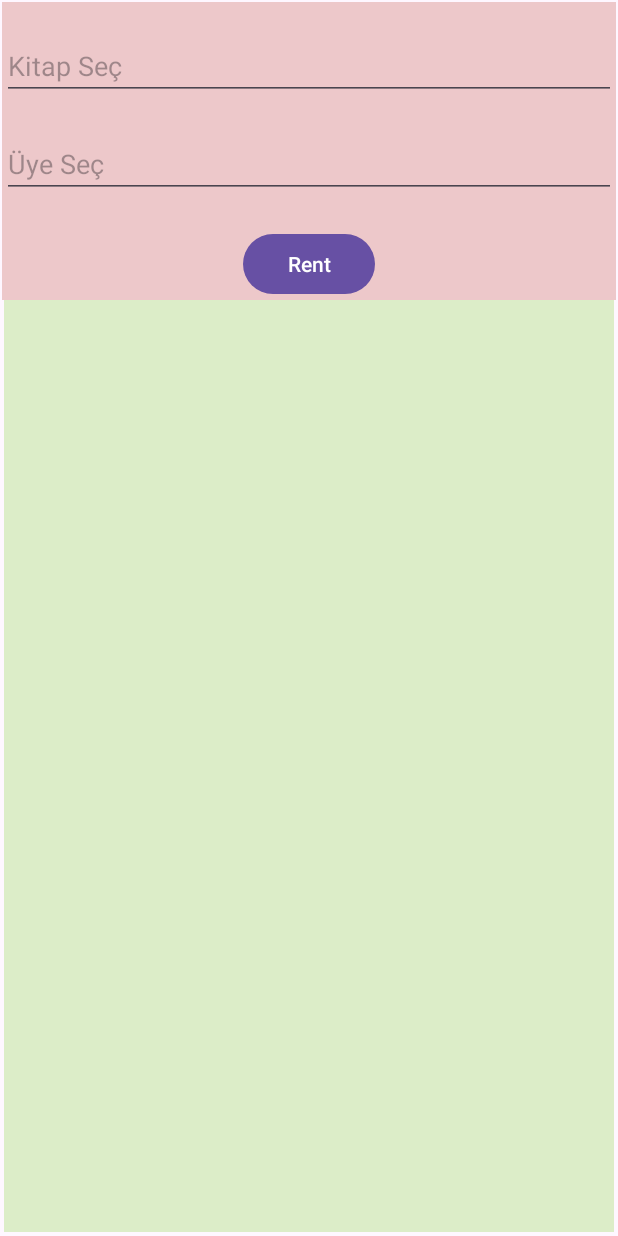
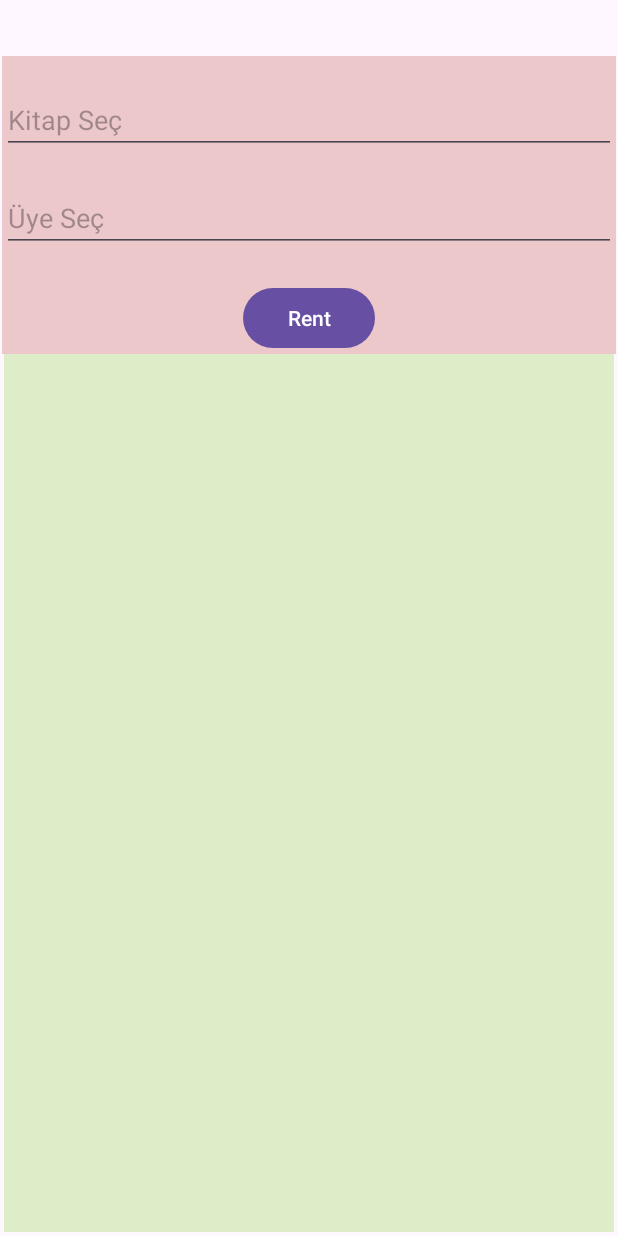
Before and after one commit to Talhakasikci/My-Little-Library, an Android app built with Jetpack Compose: the RentFragment screen opened through its navigation route, on a phone screen of 412 x 824 dp. Run offline under Robolectric (Android 15) with nearby library versions, the phone set to English and light mode, and no system bars; our stand-ins replace Room's generated code.

Commit message:
Fragment animations added

```diff
--- /dev/null
+++ b/MyLittleLibrary/app/src/main/res/anim/from_left.xml
@@ -0,0 +1,4 @@
+<?xml version="1.0" encoding="utf-8"?>
+<set xmlns:android="http://schemas.android.com/apk/res/android">
+    <translate android:fromXDelta="0%" android:toXDelta="-100%" android:duration="300"/>
+</set>
--- /dev/null
+++ b/MyLittleLibrary/app/src/main/res/anim/from_right.xml
@@ -0,0 +1,4 @@
+<?xml version="1.0" encoding="utf-8"?>
+<set xmlns:android="http://schemas.android.com/apk/res/android">
+    <translate android:fromXDelta="0%" android:toXDelta="100%" android:duration="300"/>
+</set>
--- /dev/null
+++ b/MyLittleLibrary/app/src/main/res/anim/to_left.xml
@@ -0,0 +1,4 @@
+<?xml version="1.0" encoding="utf-8"?>
+<set xmlns:android="http://schemas.android.com/apk/res/android">
+  <translate android:fromXDelta="-100%" android:toXDelta="0%" android:duration="300"/>
+</set>
--- /dev/null
+++ b/MyLittleLibrary/app/src/main/res/anim/to_right.xml
@@ -0,0 +1,4 @@
+<?xml version="1.0" encoding="utf-8"?>
+<set xmlns:android="http://schemas.android.com/apk/res/android">
+  <translate android:fromXDelta="100%" android:toXDelta="0%" android:duration="300"/>
+</set>
--- a/MyLittleLibrary/app/src/main/res/layout/activity_main.xml
+++ b/MyLittleLibrary/app/src/main/res/layout/activity_main.xml
@@ -5,7 +5,8 @@
     android:id="@+id/main"
     android:layout_width="match_parent"
     android:layout_height="match_parent"
-    tools:context=".view.MainActivity">
+    tools:context=".view.MainActivity"
+    >
 
     <androidx.fragment.app.FragmentContainerView
         android:id="@+id/fragmentContainerView"
--- a/MyLittleLibrary/app/src/main/res/layout/fragment_rent.xml
+++ b/MyLittleLibrary/app/src/main/res/layout/fragment_rent.xml
@@ -11,11 +11,13 @@
         android:id="@+id/linearLayout"
         android:layout_width="match_parent"
         android:layout_height="0dp"
+        android:layout_marginTop="36dp"
+        android:background="@color/gri"
         android:orientation="vertical"
         app:layout_constraintEnd_toEndOf="parent"
+        app:layout_constraintHorizontal_bias="0.0"
         app:layout_constraintStart_toStartOf="parent"
-        app:layout_constraintTop_toTopOf="parent"
-        android:background="@color/gri">
+        app:layout_constraintTop_toTopOf="parent">
 
         <AutoCompleteTextView
             android:id="@+id/autoCompleteBooks"
--- a/MyLittleLibrary/app/src/main/res/navigation/navigation_graph.xml
+++ b/MyLittleLibrary/app/src/main/res/navigation/navigation_graph.xml
@@ -11,16 +11,32 @@
         android:label="MainFragment" >
         <action
             android:id="@+id/action_mainFragment_to_membersFragment"
-            app:destination="@id/membersFragment" />
+            app:destination="@id/membersFragment"
+            app:enterAnim="@anim/to_right"
+            app:exitAnim="@anim/from_left"
+            app:popEnterAnim="@anim/to_left"
+            app:popExitAnim="@anim/from_right" />
         <action
             android:id="@+id/action_mainFragment_to_booksFragment"
-            app:destination="@id/booksFragment" />
+            app:destination="@id/booksFragment"
+            app:enterAnim="@anim/to_right"
+            app:exitAnim="@anim/from_left"
+            app:popEnterAnim="@anim/to_left"
+            app:popExitAnim="@anim/from_right" />
         <action
             android:id="@+id/action_mainFragment_to_addBookFragment"
-            app:destination="@id/addBookFragment" />
+            app:destination="@id/addBookFragment"
+            app:enterAnim="@anim/to_right"
+            app:exitAnim="@anim/from_left"
+            app:popEnterAnim="@anim/to_left"
+            app:popExitAnim="@anim/from_right" />
         <action
             android:id="@+id/action_mainFragment_to_rentFragment"
-            app:destination="@id/rentFragment" />
+            app:destination="@id/rentFragment"
+            app:enterAnim="@anim/to_right"
+            app:exitAnim="@anim/from_left"
+            app:popEnterAnim="@anim/to_left"
+            app:popExitAnim="@anim/from_right" />
     </fragment>
     <fragment
         android:id="@+id/membersFragment"
@@ -29,10 +45,18 @@
         tools:layout="@layout/fragment_members" >
         <action
             android:id="@+id/action_membersFragment_to_addMemberFragment"
-            app:destination="@id/addMemberFragment" />
+            app:destination="@id/addMemberFragment"
+            app:enterAnim="@anim/to_right"
+            app:exitAnim="@anim/from_left"
+            app:popEnterAnim="@anim/to_left"
+            app:popExitAnim="@anim/from_right" />
         <action
             android:id="@+id/action_membersFragment_to_memberDetailsFragment"
-            app:destination="@id/memberDetailsFragment" />
+            app:destination="@id/memberDetailsFragment"
+            app:enterAnim="@anim/to_right"
+            app:exitAnim="@anim/from_left"
+            app:popEnterAnim="@anim/to_left"
+            app:popExitAnim="@anim/from_right" />
     </fragment>
     <fragment
         android:id="@+id/addBookFragment"
@@ -50,10 +74,18 @@
         android:label="BooksFragment" >
         <action
             android:id="@+id/action_booksFragment_to_addBookFragment"
-            app:destination="@id/addBookFragment" />
+            app:destination="@id/addBookFragment"
+            app:enterAnim="@anim/to_right"
+            app:exitAnim="@anim/from_left"
+            app:popEnterAnim="@anim/to_left"
+            app:popExitAnim="@anim/from_right" />
         <action
             android:id="@+id/action_booksFragment_to_bookDetailsFragment"
-            app:destination="@id/bookDetailsFragment" />
+            app:destination="@id/bookDetailsFragment"
+            app:enterAnim="@anim/to_right"
+            app:exitAnim="@anim/from_left"
+            app:popEnterAnim="@anim/to_left"
+            app:popExitAnim="@anim/from_right" />
     </fragment>
     <fragment
         android:id="@+id/bookDetailsFragment"
```
